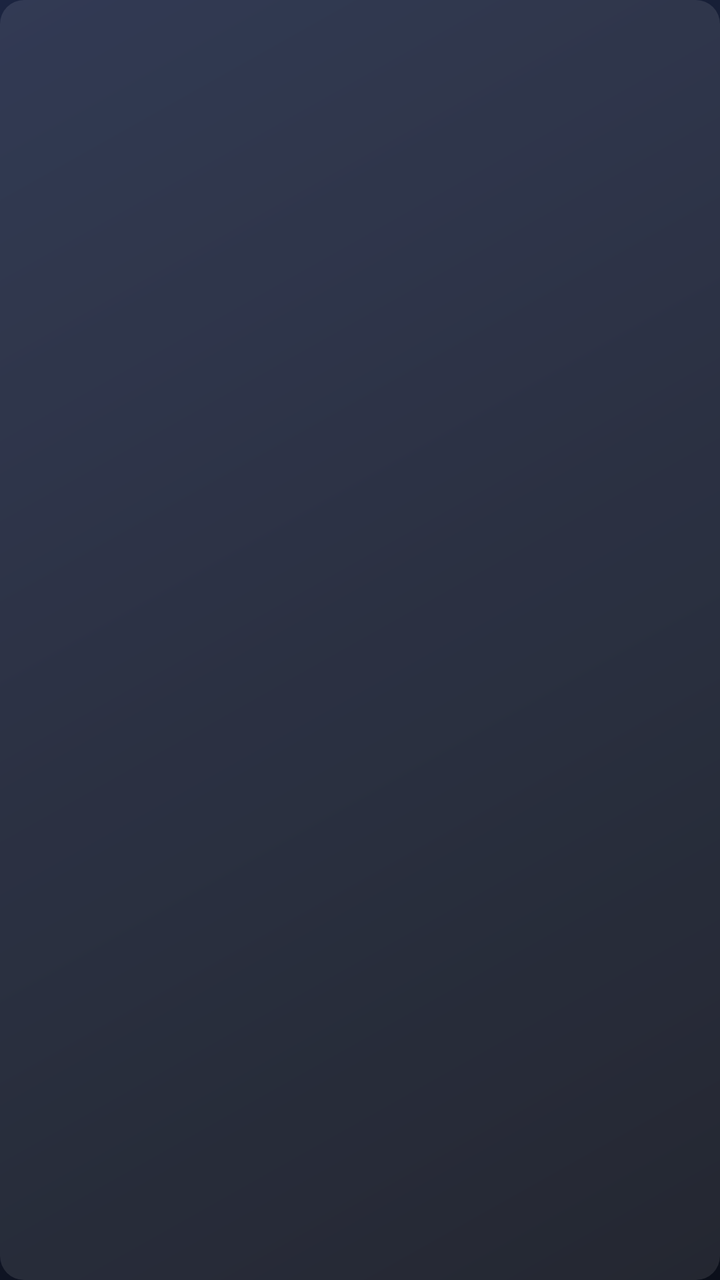
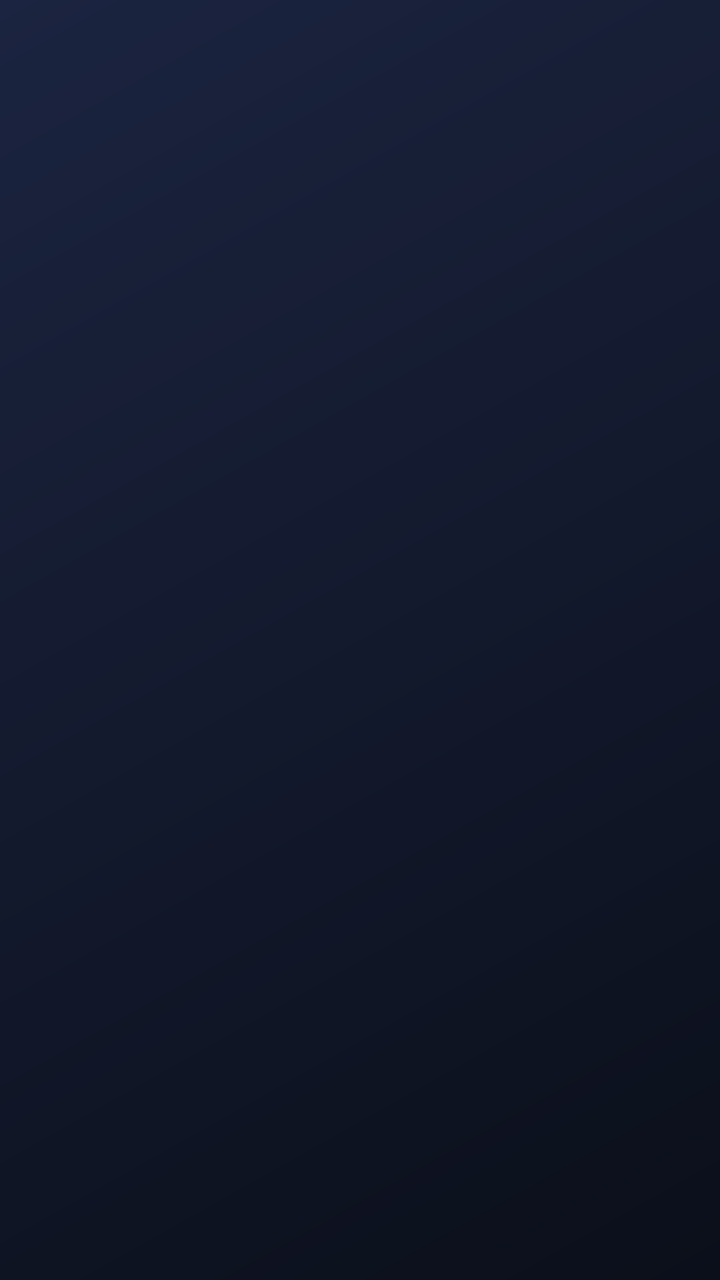

Screens rendered from an Android XML layout before and after an edit, with the pre-edit source and the edit as a unified diff.
<!-- AndroidManifest.xml: application theme AppTheme -->
<!-- res/layout/item_app.xml -->
<?xml version="1.0" encoding="utf-8"?>
<LinearLayout xmlns:android="http://schemas.android.com/apk/res/android"
    android:layout_width="150dp" android:layout_height="wrap_content"
    android:layout_marginEnd="14dp" android:layout_marginBottom="12dp" android:orientation="vertical"
    android:focusable="true" android:clickable="true" android:background="@drawable/tile_bg" android:padding="4dp">
    <ImageView android:id="@+id/icon" android:layout_width="match_parent" android:layout_height="80dp" android:scaleType="centerCrop" />
    <TextView android:id="@+id/label" android:layout_width="match_parent" android:layout_height="wrap_content"
        android:gravity="center" android:maxLines="1" android:ellipsize="end" android:paddingTop="4dp"
        android:textColor="@color/text_primary" android:textSize="13sp" />
</LinearLayout>
<!-- resources referenced by this layout -->
<resources>
  <color name="text_primary">#F2F5FF</color>
  <!-- drawable tile_bg (drawable) -->
  <selector xmlns:android="http://schemas.android.com/apk/res/android">
      <item android:state_focused="true">
          <shape><solid android:color="#33FFFFFF" /><stroke android:width="3dp" android:color="@color/accent" /><corners android:radius="12dp" /></shape>
      </item>
      <item>
          <shape><solid android:color="#1AFFFFFF" /><corners android:radius="12dp" /></shape>
      </item>
  </selector>
  <style name="AppTheme" parent="@android:style/Theme.Material.NoActionBar">
          <item name="android:windowBackground">@drawable/bg_default</item>
          <item name="android:windowFullscreen">true</item>
      </style>
  <color name="accent">#6EA8FF</color>
  <!-- drawable bg_default (drawable) -->
  <shape xmlns:android="http://schemas.android.com/apk/res/android">
      <gradient android:startColor="#0B0F1A" android:endColor="#1B2440" android:angle="135" />
  </shape>
</resources>

<!-- the commit's change to res/layout/item_app.xml (unified diff, before → after) -->
@@ -1,10 +1,10 @@
 <?xml version="1.0" encoding="utf-8"?>
 <LinearLayout xmlns:android="http://schemas.android.com/apk/res/android"
     android:layout_width="150dp" android:layout_height="wrap_content"
-    android:layout_marginEnd="14dp" android:layout_marginBottom="12dp" android:orientation="vertical"
-    android:focusable="true" android:clickable="true" android:background="@drawable/tile_bg" android:padding="4dp">
-    <ImageView android:id="@+id/icon" android:layout_width="match_parent" android:layout_height="80dp" android:scaleType="centerCrop" />
+    android:layout_marginEnd="14dp" android:orientation="vertical"
+    android:focusable="true" android:clickable="true" android:padding="5dp">
+    <ImageView android:id="@+id/icon" android:layout_width="match_parent" android:layout_height="84dp" android:scaleType="centerCrop" />
     <TextView android:id="@+id/label" android:layout_width="match_parent" android:layout_height="wrap_content"
-        android:gravity="center" android:maxLines="1" android:ellipsize="end" android:paddingTop="4dp"
+        android:gravity="center" android:maxLines="1" android:ellipsize="end" android:paddingTop="5dp"
         android:textColor="@color/text_primary" android:textSize="13sp" />
 </LinearLayout>
<!-- resource entries referenced after the edit -->
@@ -1,20 +1,10 @@
 <!-- resources referenced by this layout -->
 <resources>
   <color name="text_primary">#F2F5FF</color>
-  <!-- drawable tile_bg (drawable) -->
-  <selector xmlns:android="http://schemas.android.com/apk/res/android">
-      <item android:state_focused="true">
-          <shape><solid android:color="#33FFFFFF" /><stroke android:width="3dp" android:color="@color/accent" /><corners android:radius="12dp" /></shape>
-      </item>
-      <item>
-          <shape><solid android:color="#1AFFFFFF" /><corners android:radius="12dp" /></shape>
-      </item>
-  </selector>
   <style name="AppTheme" parent="@android:style/Theme.Material.NoActionBar">
           <item name="android:windowBackground">@drawable/bg_default</item>
           <item name="android:windowFullscreen">true</item>
       </style>
-  <color name="accent">#6EA8FF</color>
   <!-- drawable bg_default (drawable) -->
   <shape xmlns:android="http://schemas.android.com/apk/res/android">
       <gradient android:startColor="#0B0F1A" android:endColor="#1B2440" android:angle="135" />
